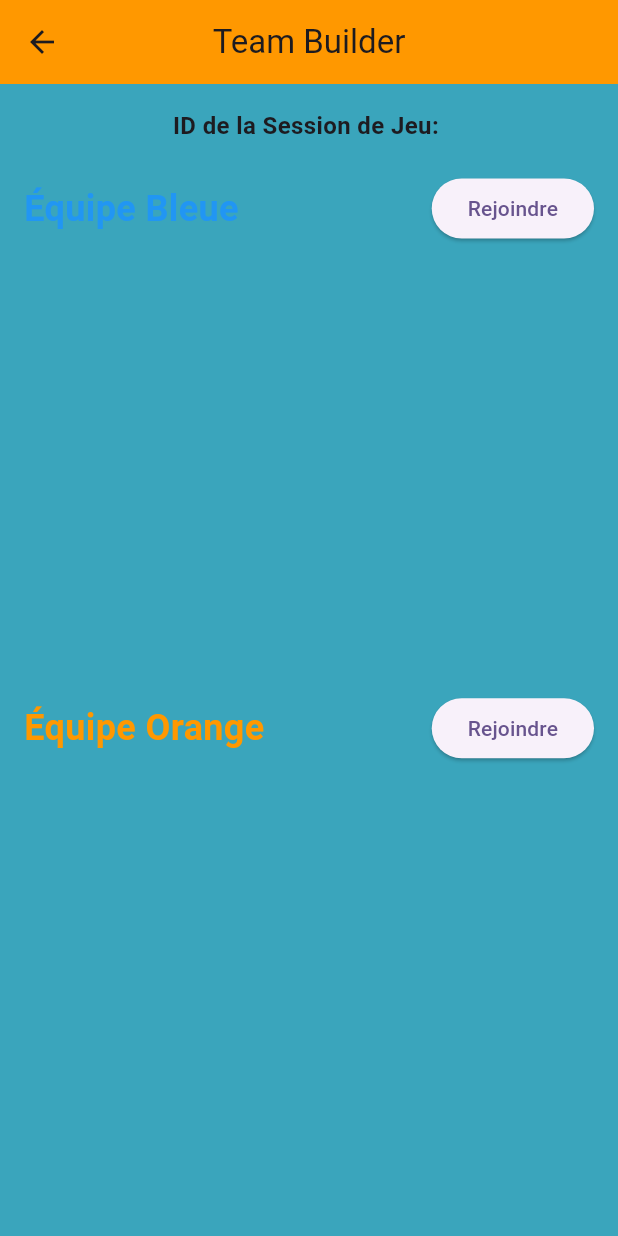
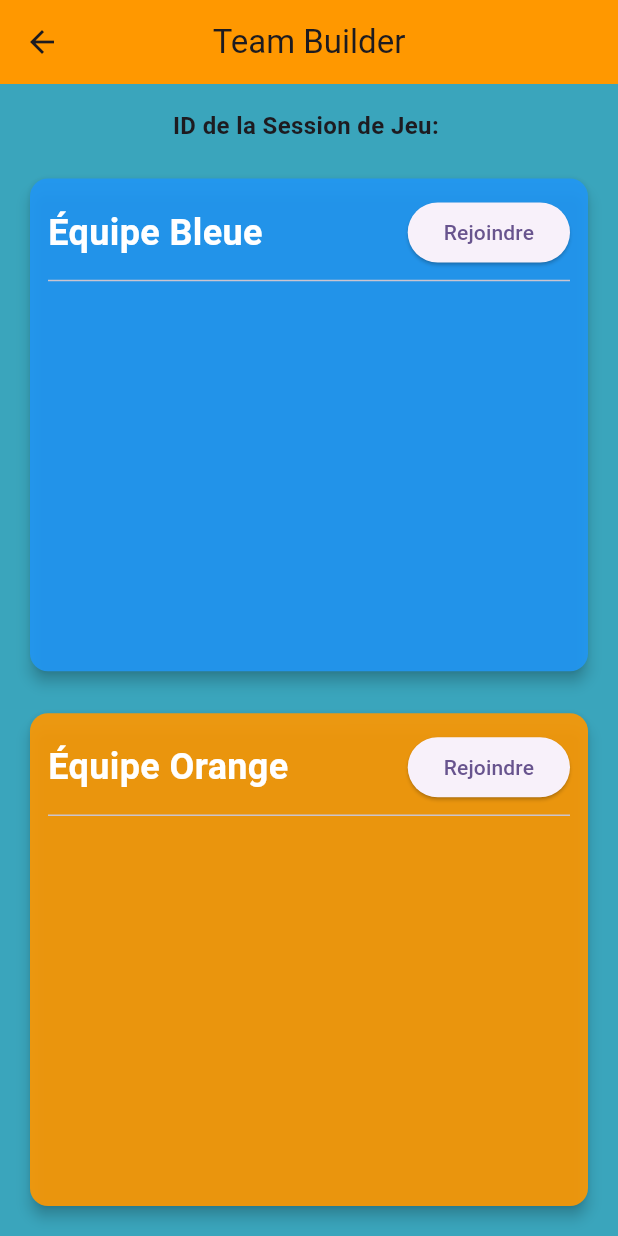
Before and after one commit to Robitch/piction_ia_ry, a Flutter app: the TeamBuilder screen opened directly with empty values, after a tap on "Rejoindre", on a phone screen of 412 x 824 dp. Run offline on Flutter 3.47's test engine with Material 3 defaults, Android fonts, the phone set to English and light mode, and no system bars; our stand-ins replace confetti, flutter_svg, google_fonts, loading_animation_widget; missing offline and left inert: fk_toggle, mobile_scanner, qr_code_scanner; network calls fail.

Commit message:
Update rob 1

```diff
--- a/lib/services/api_service.dart
+++ b/lib/services/api_service.dart
@@ -72,8 +72,8 @@ class ApiService {
     );
 
     if (response.statusCode == 200 || response.statusCode == 201) {
-      final data = json.decode(response.body);
-      return data['id'].toString(); // Renvoie l'ID de la session
+      final _data = json.decode(response.body);
+      return _data['id'].toString(); // Renvoie l'ID de la session
     } else {
       throw Exception('Failed to create game session');
     }
@@ -98,5 +98,39 @@ class ApiService {
     }
   }
 
+  // Méthode pour récupérer une session de jeu
+  Future<Map<String, List<int>>> getGameSession(String sessionId) async {
+    final response = await http.get(
+      Uri.parse('$baseUrl/game_sessions/$sessionId'),
+      headers: _headers(),
+    );
 
+    if (response.statusCode == 200) {
+      final _data = json.decode(response.body);
+      return {
+        'blue_team': List<int>.from(_data['blue_team']),
+        'red_team': List<int>.from(_data['red_team']),
+      };
+    } else {
+      throw Exception('Failed to get game session');
+    }
+  }
+
+  // Méthode pour quitter une session de jeu
+  Future<void> leaveGameSession(String sessionId) async {
+    final response = await http.get(
+      Uri.parse('$baseUrl/game_sessions/$sessionId/leave'),
+      headers: _headers(),
+    );
+
+    print('$baseUrl/game_sessions/$sessionId/leave');
+
+    // print all the response
+    print(response.body);
+
+
+    if (response.statusCode != 200) {
+      throw Exception('Failed to leave game session');
+    }
+  }
 }
--- a/lib/ui/screens/hub.dart
+++ b/lib/ui/screens/hub.dart
@@ -31,18 +31,20 @@ class _HubState extends State<Hub> {
             actions: [
               TextButton(
                 onPressed: () async {
+                  await apiService.joinGameSession(sessionId, "blue");
+                  print('Session joined');
                   Navigator.of(context).pop();
-                  await apiService.joinGameSession(sessionId, "blue");
-                  Navigator.of(context).push(MaterialPageRoute(
-                    builder: (context) => TeamBuilder(gameSessionId: sessionId),
-                  ));
                 },
                 child: const Text('OK'),
               ),
             ],
           );
         },
-      );
+      ).then((value) {
+        Navigator.of(context).push(MaterialPageRoute(
+          builder: (context) => TeamBuilder(gameSessionId: sessionId),
+        ));
+      });
     } catch (error) {
       print('Error creating game session: $error');
     }
--- a/lib/ui/screens/teamBuilder.dart
+++ b/lib/ui/screens/teamBuilder.dart
@@ -1,11 +1,9 @@
 import 'package:flutter/material.dart';
-import 'dart:convert';
-import 'package:http/http.dart' as http;
 import 'package:piction_ia_ry/services/api_service.dart';
 import 'package:piction_ia_ry/services/data.dart' as data;
 
 class TeamBuilder extends StatefulWidget {
-  final String gameSessionId; // Paramètre pour l'ID de la session de jeu
+  final String gameSessionId;
 
   const TeamBuilder({super.key, required this.gameSessionId});
 
@@ -21,19 +19,19 @@ class _TeamBuilderState extends State<TeamBuilder> {
   @override
   void initState() {
     super.initState();
-    _fetchTeamData(); // Fetch initial team data when the page loads
-    print('Game Session ID: ${widget.gameSessionId}');
-    // print les deux équipes
-    print('Équipe Bleue: $teamBlue');
-    print('Équipe Orange: $teamOrange');
+    _initializeData();
+  }
+
+  Future<void> _initializeData() async {
+    await _fetchTeamData();
   }
 
   Future<void> _fetchTeamData() async {
     try {
-      final teamData = await ApiService().joinGameSession(widget.gameSessionId, '');
+      final teamData = await ApiService().getGameSession(widget.gameSessionId);
       setState(() {
-        teamBlue = teamData['blue_team'] ?? []; // Assigner une liste vide si null
-        teamOrange = teamData['red_team'] ?? []; // Assigner une liste vide si null
+        teamBlue = teamData['blue_team'] ?? [];
+        teamOrange = teamData['red_team'] ?? [];
         _checkGameReady();
       });
     } catch (e) {
@@ -42,22 +40,37 @@ class _TeamBuilderState extends State<TeamBuilder> {
   }
 
   Future<void> _joinTeam(String teamColor) async {
-    if ((teamColor == 'blue' && teamBlue.length < 2) ||
-        (teamColor == 'red' && teamOrange.length < 2)) {
+    bool isOnTeamBlue = teamBlue.contains(data.userId);
+    bool isOnTeamOrange = teamOrange.contains(data.userId);
+
+    print('isOnTeamBlue: $isOnTeamBlue');
+    print('isOnTeamOrange: $isOnTeamOrange');
+
+      if ((teamColor == 'blue' && isOnTeamOrange) ||
+          (teamColor == 'red' && isOnTeamBlue)) {
         try {
-        final teamData = await ApiService().joinGameSession(widget.gameSessionId, teamColor);
+          await ApiService().leaveGameSession(widget.gameSessionId);
+          print('Left previous team successfully.');
+        } catch (e) {
+          print('Error leaving team: $e');
+          return;
+        }
+      }
+
+      // Now attempt to join the selected team
+      try {
+        final teamData =
+        await ApiService().joinGameSession(widget.gameSessionId, teamColor);
         setState(() {
-          teamBlue = teamData['blue_team'] ?? []; // Assigner une liste vide si null
-          teamOrange = teamData['red_team'] ?? []; // Assigner une liste vide si null
+          teamBlue = teamData['blue_team'] ?? [];
+          teamOrange = teamData['red_team'] ?? [];
           _checkGameReady();
         });
       } catch (e) {
         print('Error joining team: $e');
       }
-    } else {
-      print('Team is full');
   }
-  }
+
 
   void _checkGameReady() {
     setState(() {
@@ -85,56 +98,94 @@ class _TeamBuilderState extends State<TeamBuilder> {
             Expanded(
               child: Column(
                 children: [
-                  Row(
-                    mainAxisAlignment: MainAxisAlignment.spaceBetween,
-                    children: [
-                      Text(
+                  Expanded(
+                    child: _buildTeamCard(
                       'Équipe Bleue',
-                        style: TextStyle(fontSize: 24, color: Colors.blue, fontWeight: FontWeight.bold),
+                      Colors.blue,
+                      teamBlue,
+                          () => _joinTeam('blue'),
                     ),
-                      ElevatedButton(
-                        onPressed: () => _joinTeam('blue'),
-                        child: Text('Rejoindre'),
                   ),
-                    ],
+                  SizedBox(height: 20),
+                  Expanded(
+                    child: _buildTeamCard(
+                      'Équipe Orange',
+                      Colors.orange,
+                      teamOrange,
+                          () => _joinTeam('red'),
                     ),
-                  for (var playerId in teamBlue)
-                    ListTile(
-                      title: Text('Player $playerId'),
                   ),
                 ],
               ),
             ),
-            Expanded(
+            if (isGameReady)
+              Padding(
+                padding: const EdgeInsets.symmetric(vertical: 20.0),
+                child: ElevatedButton(
+                  onPressed: () => {},
+                  style: ElevatedButton.styleFrom(
+                    padding: EdgeInsets.symmetric(horizontal: 24, vertical: 12),
+                    backgroundColor: Colors.green,
+                  ),
+                  child: Text(
+                    'Lancer la Partie',
+                    style: TextStyle(fontSize: 18),
+                  ),
+                ),
+              ),
+          ],
+        ),
+      ),
+    );
+  }
+
+  Widget _buildTeamCard(String teamName, Color color, List<int> teamMembers, VoidCallback onJoinPressed) {
+    return Card(
+      color: color.withOpacity(0.9),
+      elevation: 4,
+      shape: RoundedRectangleBorder(
+        borderRadius: BorderRadius.circular(12),
+      ),
+      child: Padding(
+        padding: const EdgeInsets.all(12.0),
         child: Column(
+          crossAxisAlignment: CrossAxisAlignment.start,
           children: [
             Row(
               mainAxisAlignment: MainAxisAlignment.spaceBetween,
               children: [
                 Text(
-                        'Équipe Orange',
-                        style: TextStyle(fontSize: 24, color: Colors.orange, fontWeight: FontWeight.bold),
+                  teamName,
+                  style: TextStyle(
+                    fontSize: 24,
+                    color: Colors.white,
+                    fontWeight: FontWeight.bold,
                   ),
+                ),
+                if (teamMembers.length < 2)
                   ElevatedButton(
-                        onPressed: () => _joinTeam('red'),
+                    onPressed: onJoinPressed,
                     child: Text('Rejoindre'),
                   ),
               ],
             ),
-                  for (var playerId in teamOrange)
-                    ListTile(
-                      title: Text('Player $playerId'),
+            Divider(),
+            Expanded(
+              child: ListView.builder(
+                itemCount: teamMembers.length,
+                itemBuilder: (context, index) {
+                  return ListTile(
+                    leading: Icon(
+                      Icons.person,
+                      color: Colors.black,
                     ),
-                ],
+                    title: Text(
+                      'Player ${teamMembers[index]}',
+                      style: TextStyle(fontSize: 16),
                     ),
+                  );
+                },
               ),
-            if (isGameReady)
-              ElevatedButton(
-                onPressed: () => {},
-                style: ElevatedButton.styleFrom(
-                  padding: EdgeInsets.symmetric(horizontal: 24, vertical: 12),
-                ),
-                child: Text('Lancer la Partie'),
             ),
           ],
         ),
```
Lines whose indentation alone changed are shown as unchanged.
